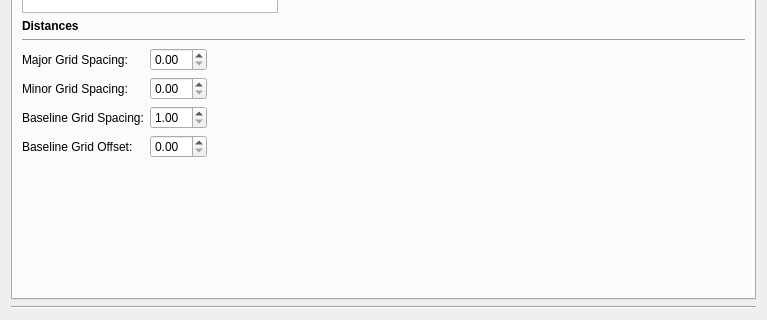
Before: the Qt Designer form scribus/ui/prefs_guidesbase.ui in scribusproject/scribus, drawn with Qt 5; both pictures show x 0 to 767 and y 283 to 603 of the 767 by 603 pixel window.
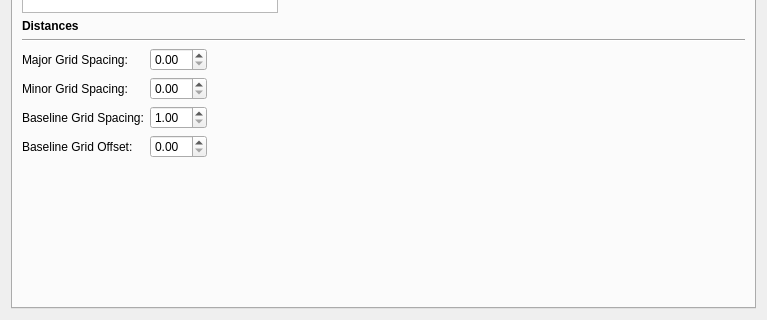
After: the same form once the commit is applied. Custom widgets are drawn as their Qt base class.

Commit message: #12964: Remove unnecessary line

The edit to the form file:
```diff
--- a/scribus/ui/prefs_guidesbase.ui
+++ b/scribus/ui/prefs_guidesbase.ui
@@ -508,13 +508,6 @@
      </widget>
     </widget>
    </item>
-   <item>
-    <widget class="Line" name="line">
-     <property name="orientation">
-      <enum>Qt::Horizontal</enum>
-     </property>
-    </widget>
-   </item>
   </layout>
  </widget>
  <customwidgets>
```
